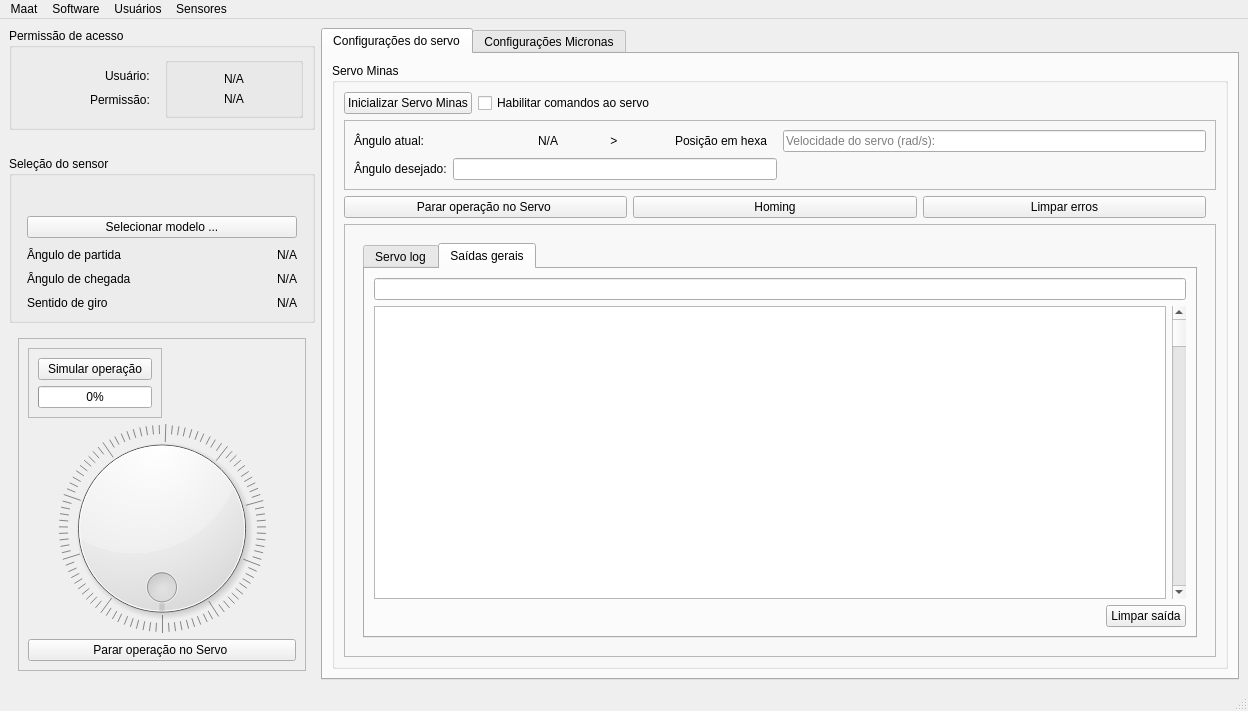
The window that mainwindow.ui (LucasDuarte026/QTMaat) describes before a commit, drawn with Qt 5.
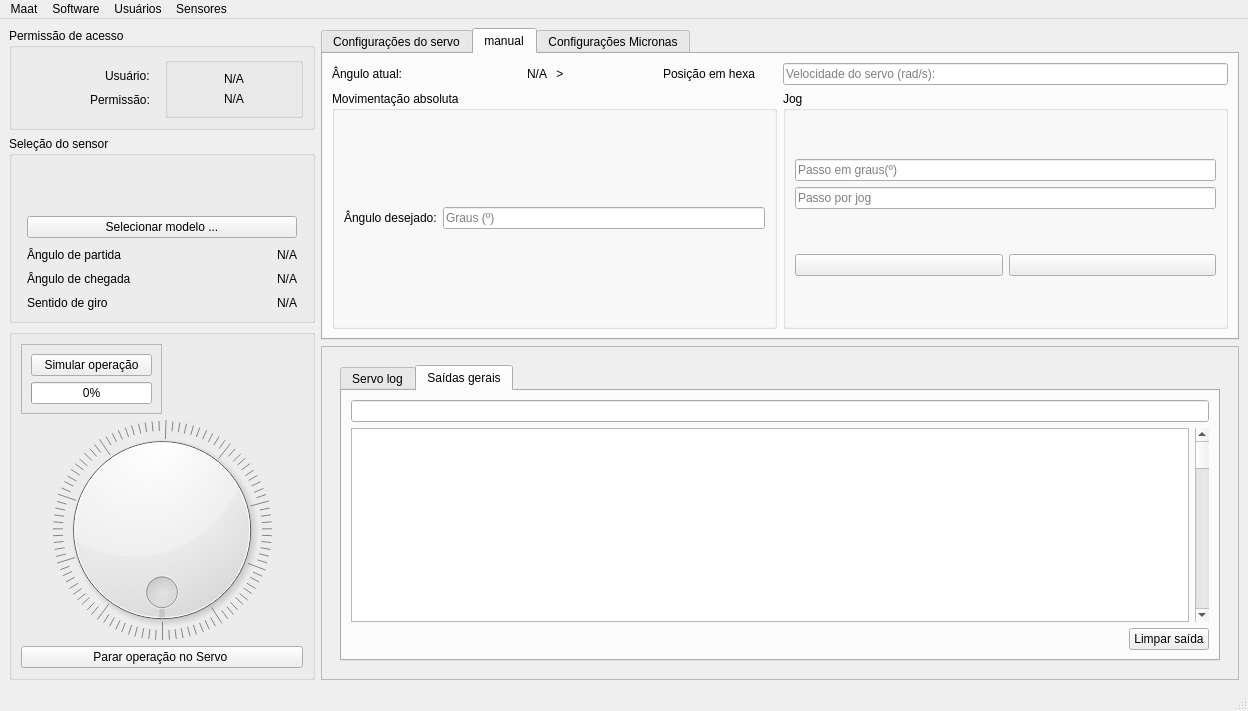
The same window after the commit. The open tabs and pages were chosen to show the change. Icons and pictures are not drawn.

Commit message: inserção da função jogger ainda não pronta, melhoramento da interface gráfica com ícones, funcionalidade offset (para o jogger) iniciada, conexão do dial responsivo à posição real do motor mas com bugs ainda e mais alguns ajustes.

Patch:
```diff
--- a/mainwindow.ui
+++ b/mainwindow.ui
@@ -19,7 +19,7 @@
   <widget class="QWidget" name="centralwidget">
    <layout class="QHBoxLayout" name="horizontalLayout_2" stretch="1,3">
     <item>
-     <layout class="QVBoxLayout" name="left_tab" stretch="0,0,0,10">
+     <layout class="QVBoxLayout" name="left_tab" stretch="0,0,0">
       <item>
        <widget class="QGroupBox" name="horizontalGroupBox_2">
         <property name="title">
@@ -75,22 +75,6 @@
         </layout>
        </widget>
       </item>
-      <item>
-       <spacer name="verticalSpacer">
-        <property name="orientation">
-         <enum>Qt::Orientation::Vertical</enum>
-        </property>
-        <property name="sizeType">
-         <enum>QSizePolicy::Policy::Fixed</enum>
-        </property>
-        <property name="sizeHint" stdset="0">
-         <size>
-          <width>20</width>
-          <height>20</height>
-         </size>
-        </property>
-       </spacer>
-      </item>
       <item>
        <widget class="QGroupBox" name="sensorBox">
         <property name="title">
@@ -121,6 +105,22 @@
          <property name="bottomMargin">
           <number>10</number>
          </property>
+         <item>
+          <spacer name="verticalSpacer">
+           <property name="orientation">
+            <enum>Qt::Orientation::Vertical</enum>
+           </property>
+           <property name="sizeType">
+            <enum>QSizePolicy::Policy::Fixed</enum>
+           </property>
+           <property name="sizeHint" stdset="0">
+            <size>
+             <width>20</width>
+             <height>20</height>
+            </size>
+           </property>
+          </spacer>
+         </item>
          <item>
           <layout class="QVBoxLayout" name="dados_sensor">
            <property name="leftMargin">
@@ -235,16 +235,7 @@
        </widget>
       </item>
       <item>
-       <widget class="QWidget" name="dial_control" native="true">
-        <layout class="QVBoxLayout" name="verticalLayout_4" stretch="0">
-         <item>
-          <widget class="QFrame" name="dial_elements">
-           <property name="frameShape">
-            <enum>QFrame::Shape::StyledPanel</enum>
-           </property>
-           <property name="frameShadow">
-            <enum>QFrame::Shadow::Raised</enum>
-           </property>
+       <widget class="QGroupBox" name="dial_elements">
            <layout class="QVBoxLayout" name="verticalLayout_5" stretch="0,10,0">
             <item>
              <layout class="QVBoxLayout" name="verticalLayout_3" stretch="0">
@@ -268,6 +259,9 @@
                          <property name="text">
                           <string>Simular operação</string>
                          </property>
+                      <property name="icon">
+                       <iconset theme="QIcon::ThemeIcon::MediaPlaybackStart"/>
+                      </property>
                         </widget>
                        </item>
                       </layout>
@@ -331,9 +325,9 @@
               <property name="text">
                <string>Parar operação no Servo </string>
               </property>
-             </widget>
-            </item>
-           </layout>
+           <property name="icon">
+            <iconset theme="QIcon::ThemeIcon::ProcessStop"/>
+           </property>
           </widget>
          </item>
         </layout>
@@ -345,9 +339,30 @@
      <layout class="QVBoxLayout" name="verticalLayout_12">
       <item>
        <widget class="QTabWidget" name="config_tag">
+        <property name="tabPosition">
+         <enum>QTabWidget::TabPosition::North</enum>
+        </property>
         <property name="currentIndex">
          <number>0</number>
         </property>
+        <property name="elideMode">
+         <enum>Qt::TextElideMode::ElideMiddle</enum>
+        </property>
+        <property name="usesScrollButtons">
+         <bool>true</bool>
+        </property>
+        <property name="documentMode">
+         <bool>false</bool>
+        </property>
+        <property name="tabsClosable">
+         <bool>false</bool>
+        </property>
+        <property name="movable">
+         <bool>false</bool>
+        </property>
+        <property name="tabBarAutoHide">
+         <bool>false</bool>
+        </property>
         <widget class="QWidget" name="servo_tab">
          <attribute name="title">
           <string>Configurações do servo</string>
@@ -366,10 +381,13 @@
                  <property name="text">
                   <string>Inicializar Servo Minas</string>
                  </property>
+                 <property name="icon">
+                  <iconset theme="QIcon::ThemeIcon::SoftwareUpdateAvailable"/>
+                 </property>
                 </widget>
                </item>
                <item>
-                <widget class="QCheckBox" name="enable_servo_communication">
+                <widget class="QPushButton" name="enable_servo_communication">
                  <property name="sizePolicy">
                   <sizepolicy hsizetype="MinimumExpanding" vsizetype="Fixed">
                    <horstretch>0</horstretch>
@@ -382,6 +400,9 @@
                  <property name="text">
                   <string>Habilitar comandos ao servo</string>
                  </property>
+                 <property name="icon">
+                  <iconset theme="QIcon::ThemeIcon::UserAvailable"/>
+                 </property>
                  <property name="checkable">
                   <bool>true</bool>
                  </property>
@@ -390,34 +411,64 @@
               </layout>
              </item>
              <item>
-              <widget class="QFrame" name="frame_3">
-               <property name="frameShape">
-                <enum>QFrame::Shape::StyledPanel</enum>
-               </property>
-               <property name="frameShadow">
-                <enum>QFrame::Shadow::Raised</enum>
-               </property>
-               <layout class="QGridLayout" name="gridLayout_2">
-                <item row="1" column="0">
-                 <layout class="QHBoxLayout" name="horizontalLayout_16">
+              <layout class="QVBoxLayout" name="verticalLayout_15">
+               <item>
+                <layout class="QHBoxLayout" name="horizontalLayout_6">
+                 <property name="rightMargin">
+                  <number>10</number>
+                 </property>
+                 <item>
+                  <widget class="QPushButton" name="disable_servo_button">
+                   <property name="text">
+                    <string>Parar operação no Servo </string>
+                   </property>
+                   <property name="icon">
+                    <iconset theme="QIcon::ThemeIcon::EditClear"/>
+                   </property>
+                  </widget>
+                 </item>
                   <item>
-                   <widget class="QLabel" name="label">
+                  <widget class="QPushButton" name="homing_button">
                     <property name="text">
-                     <string>Ângulo desejado:</string>
-                    </property>
-                    <property name="buddy">
-                     <cstring>degreeInsertDial</cstring>
+                    <string>Homing</string>
+                   </property>
+                   <property name="icon">
+                    <iconset theme="QIcon::ThemeIcon::GoHome"/>
                     </property>
                    </widget>
                   </item>
                   <item>
-                   <widget class="QLineEdit" name="degreeInsertDial"/>
-                  </item>
-                 </layout>
+                  <widget class="QPushButton" name="clear_errors">
+                   <property name="text">
+                    <string>Limpar erros</string>
+                   </property>
+                   <property name="icon">
+                    <iconset theme="QIcon::ThemeIcon::EditUndo"/>
+                   </property>
+                  </widget>
+                 </item>
+                </layout>
+               </item>
+              </layout>
+             </item>
+            </layout>
+           </widget>
+          </item>
+         </layout>
+        </widget>
+        <widget class="QWidget" name="tab">
+         <attribute name="title">
+          <string>manual</string>
+         </attribute>
+         <layout class="QGridLayout" name="gridLayout_3">
+          <item row="0" column="1">
+           <widget class="QLineEdit" name="servo_velocity_setup">
+            <property name="placeholderText">
+             <string>Velocidade do servo (rad/s): </string>
+            </property>
+           </widget>
                 </item>
                 <item row="0" column="0">
-                 <layout class="QVBoxLayout" name="verticalLayout_20">
-                  <item>
                    <layout class="QHBoxLayout" name="horizontalLayout_7">
                     <property name="rightMargin">
                      <number>10</number>
@@ -445,14 +496,14 @@
                       </property>
                      </widget>
                     </item>
-                    <item alignment="Qt::AlignmentFlag::AlignHCenter">
+            <item>
                      <widget class="QLabel" name="label_6">
                       <property name="text">
                        <string> &gt;</string>
                       </property>
                      </widget>
                     </item>
-                    <item alignment="Qt::AlignmentFlag::AlignRight">
+            <item>
                      <widget class="QLabel" name="servo_hex_position">
                       <property name="text">
                        <string>Posição em hexa</string>
@@ -461,70 +512,110 @@
                     </item>
                    </layout>
                   </item>
-                 </layout>
-                </item>
-                <item row="1" column="1">
-                 <spacer name="horizontalSpacer">
-                  <property name="orientation">
-                   <enum>Qt::Orientation::Horizontal</enum>
-                  </property>
-                  <property name="sizeHint" stdset="0">
-                   <size>
-                    <width>40</width>
-                    <height>20</height>
-                   </size>
-                  </property>
-                 </spacer>
-                </item>
-                <item row="0" column="1">
-                 <widget class="QLineEdit" name="servo_velocity_setup">
+          <item row="2" column="1">
+           <widget class="QGroupBox" name="groupBox">
+            <property name="title">
+             <string>Jog</string>
+            </property>
+            <layout class="QVBoxLayout" name="verticalLayout_18">
+             <item>
+              <layout class="QVBoxLayout" name="verticalLayout_4">
+               <item>
+                <widget class="QLineEdit" name="lineEdit_2">
+                 <property name="placeholderText">
+                  <string>Passo em graus(º)</string>
+                 </property>
+                </widget>
+               </item>
+               <item>
+                <widget class="QLineEdit" name="lineEdit">
                   <property name="placeholderText">
-                   <string>Velocidade do servo (rad/s): </string>
+                  <string>Passo por jog</string>
                   </property>
                  </widget>
                 </item>
                </layout>
-              </widget>
              </item>
              <item>
               <layout class="QHBoxLayout" name="horizontalLayout_13">
                <item>
-                <layout class="QVBoxLayout" name="verticalLayout_15">
+                <widget class="QPushButton" name="pushButton">
+                 <property name="text">
+                  <string/>
+                 </property>
+                 <property name="icon">
+                  <iconset theme="QIcon::ThemeIcon::GoPrevious"/>
+                 </property>
+                 <property name="iconSize">
+                  <size>
+                   <width>30</width>
+                   <height>30</height>
+                  </size>
+                 </property>
+                 <property name="checkable">
+                  <bool>false</bool>
+                 </property>
+                </widget>
+               </item>
                  <item>
-                  <layout class="QHBoxLayout" name="horizontalLayout_6">
-                   <property name="rightMargin">
-                    <number>10</number>
-                   </property>
+                <widget class="QPushButton" name="pushButton_2">
+                 <property name="text">
+                  <string/>
+                 </property>
+                 <property name="icon">
+                  <iconset theme="QIcon::ThemeIcon::GoNext"/>
+                 </property>
+                 <property name="iconSize">
+                  <size>
+                   <width>30</width>
+                   <height>30</height>
+                  </size>
+                 </property>
+                 <property name="checkable">
+                  <bool>false</bool>
+                 </property>
+                </widget>
+               </item>
+              </layout>
+             </item>
+            </layout>
+           </widget>
+          </item>
+          <item row="2" column="0">
+           <widget class="QGroupBox" name="groupBox_3">
+            <property name="title">
+             <string>Movimentação absoluta</string>
+            </property>
+            <layout class="QVBoxLayout" name="verticalLayout_17">
                    <item>
                     <layout class="QHBoxLayout" name="horizontalLayout_15">
                      <item>
-                      <widget class="QPushButton" name="disable_servo_button">
+                <widget class="QLabel" name="label">
                        <property name="text">
-                        <string>Parar operação no Servo </string>
+                  <string>Ângulo desejado:</string>
                        </property>
                       </widget>
                      </item>
                      <item>
-                      <widget class="QPushButton" name="homing_button">
-                       <property name="text">
-                        <string>Homing</string>
+                <widget class="QLineEdit" name="absoluteRevolution">
+                 <property name="placeholderText">
+                  <string>Graus (º)</string>
                        </property>
                       </widget>
                      </item>
-                     <item>
-                      <widget class="QPushButton" name="clear_errors">
-                       <property name="text">
-                        <string>Limpar erros</string>
-                       </property>
-                      </widget>
-                     </item>
                     </layout>
                    </item>
                   </layout>
-                 </item>
-                </layout>
-               </item>
-              </layout>
+           </widget>
+          </item>
+         </layout>
+        </widget>
+        <widget class="QWidget" name="micronasTab">
+         <attribute name="title">
+          <string>Configurações Micronas</string>
+         </attribute>
+        </widget>
+       </widget>
              </item>
              <item>
               <widget class="QFrame" name="frame_2">
@@ -553,7 +644,7 @@
                    <item>
                     <widget class="QTabWidget" name="tab_general">
                      <property name="currentIndex">
-                      <number>0</number>
+               <number>1</number>
                      </property>
                      <widget class="QWidget" name="servo_output">
                       <attribute name="title">
@@ -665,18 +756,6 @@
               </widget>
              </item>
             </layout>
-           </widget>
-          </item>
-         </layout>
-        </widget>
-        <widget class="QWidget" name="micronasTab">
-         <attribute name="title">
-          <string>Configurações Micronas</string>
-         </attribute>
-        </widget>
-       </widget>
-      </item>
-     </layout>
     </item>
    </layout>
   </widget>
@@ -740,51 +819,81 @@
   </widget>
   <widget class="QStatusBar" name="statusbar"/>
   <action name="login_menuBar">
+   <property name="icon">
+    <iconset theme="QIcon::ThemeIcon::DialogPassword"/>
+   </property>
    <property name="text">
     <string>Login</string>
    </property>
   </action>
   <action name="actionVer_Sensores">
+   <property name="icon">
+    <iconset theme="QIcon::ThemeIcon::EditFind"/>
+   </property>
    <property name="text">
     <string>Ver sensores</string>
    </property>
   </action>
   <action name="actionAdicionar">
+   <property name="icon">
+    <iconset theme="QIcon::ThemeIcon::DocumentNew"/>
+   </property>
    <property name="text">
     <string>Adicionar</string>
    </property>
   </action>
   <action name="actionAtualizar">
+   <property name="icon">
+    <iconset theme="QIcon::ThemeIcon::MediaPlaylistRepeat"/>
+   </property>
    <property name="text">
     <string>Atualizar</string>
    </property>
   </action>
   <action name="actionRemover">
+   <property name="icon">
+    <iconset theme="QIcon::ThemeIcon::EditDelete"/>
+   </property>
    <property name="text">
     <string>Remover</string>
    </property>
   </action>
   <action name="actionVer_usu_rios">
+   <property name="icon">
+    <iconset theme="QIcon::ThemeIcon::SystemSearch"/>
+   </property>
    <property name="text">
     <string>Ver usuários</string>
    </property>
   </action>
   <action name="actionAdicionar_2">
+   <property name="icon">
+    <iconset theme="QIcon::ThemeIcon::ContactNew"/>
+   </property>
    <property name="text">
     <string>Adicionar</string>
    </property>
   </action>
   <action name="actionAtualizar_2">
+   <property name="icon">
+    <iconset theme="QIcon::ThemeIcon::MediaPlaylistRepeat"/>
+   </property>
    <property name="text">
     <string>Atualizar</string>
    </property>
   </action>
   <action name="actionRemover_2">
+   <property name="icon">
+    <iconset theme="QIcon::ThemeIcon::EditDelete"/>
+   </property>
    <property name="text">
     <string>Remover</string>
    </property>
   </action>
   <action name="actionLogout">
+   <property name="icon">
+    <iconset theme="QIcon::ThemeIcon::ApplicationExit"/>
+   </property>
    <property name="text">
     <string>Logout</string>
    </property>
```
Left out of the diff: 6 changed lines with no effect on the pictures. Lines whose indentation alone changed are shown as unchanged. The commit also changes 6 other files.
